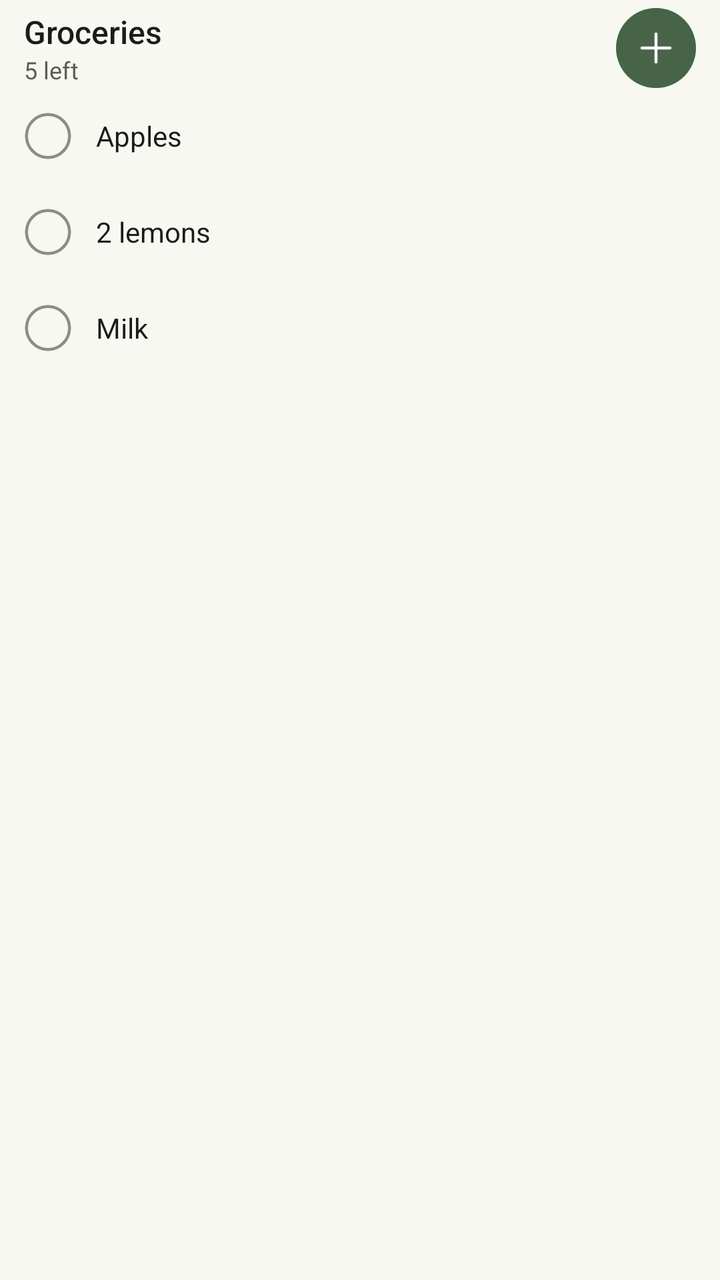
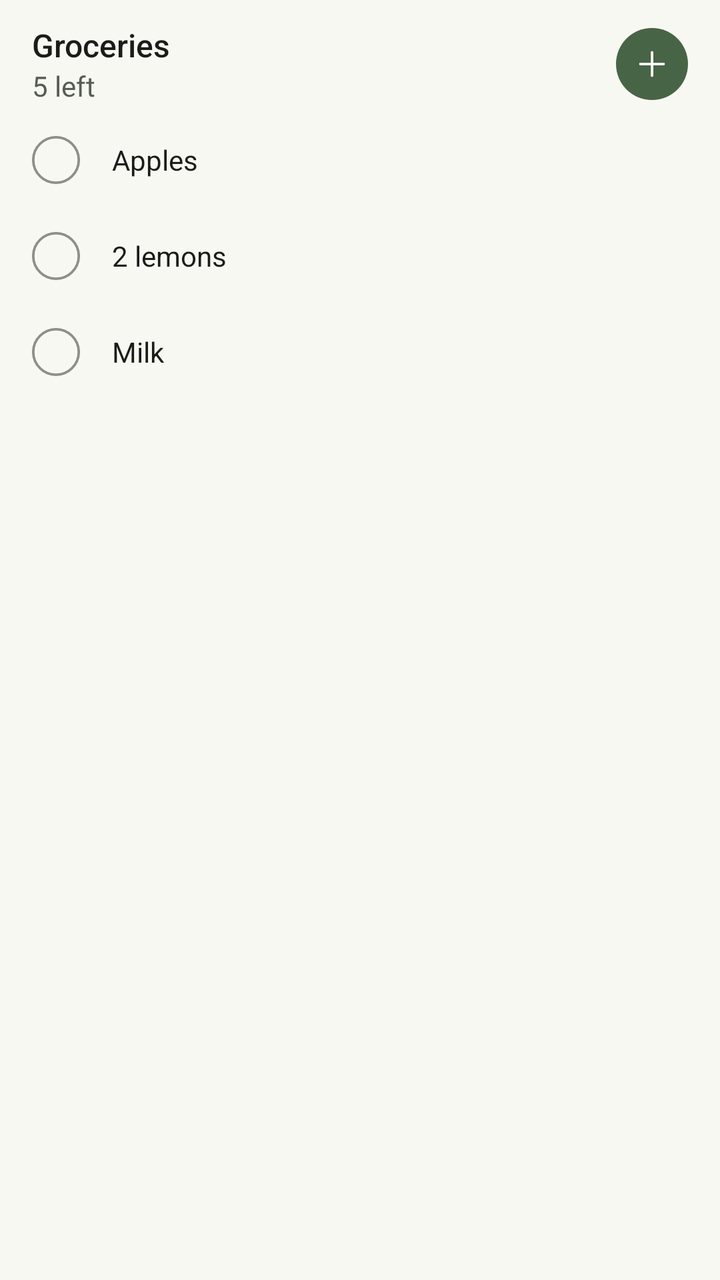

Screens rendered from an Android XML layout before and after an edit, with the pre-edit source and the edit as a unified diff.
<!-- AndroidManifest.xml: application theme Theme.Aroma -->
<!-- res/layout/widget_shopping_preview.xml -->
<?xml version="1.0" encoding="utf-8"?>
<LinearLayout xmlns:android="http://schemas.android.com/apk/res/android"
    xmlns:tools="http://schemas.android.com/tools"
    android:id="@android:id/background"
    android:layout_width="match_parent"
    android:layout_height="match_parent"
    android:background="@drawable/widget_paper"
    android:orientation="vertical">

    <LinearLayout
        android:layout_width="match_parent"
        android:layout_height="wrap_content"
        android:gravity="center_vertical"
        android:orientation="horizontal"
        android:paddingStart="12dp"
        android:paddingTop="4dp"
        android:paddingEnd="12dp">

        <LinearLayout
            android:layout_width="0dp"
            android:layout_height="wrap_content"
            android:layout_weight="1"
            android:orientation="vertical">

            <TextView
                android:layout_width="match_parent"
                android:layout_height="wrap_content"
                android:fontFamily="sans-serif-medium"
                android:maxLines="1"
                android:text="@string/widget_preview_list"
                android:textColor="@color/widget_ink"
                android:textSize="16sp" />

            <TextView
                android:layout_width="match_parent"
                android:layout_height="wrap_content"
                android:text="@string/widget_preview_left"
                android:textColor="@color/widget_soft_ink"
                android:textSize="12sp" />
        </LinearLayout>

        <ImageView
            android:layout_width="40dp"
            android:layout_height="40dp"
            android:background="@drawable/widget_circle"
            android:backgroundTint="@color/widget_button"
            android:contentDescription="@null"
            android:scaleType="center"
            android:src="@drawable/ic_add"
            android:tint="@color/widget_on_button"
            tools:ignore="UseAppTint" />
    </LinearLayout>

    <TextView
        style="@style/WidgetPreviewItem"
        android:text="@string/widget_preview_apples" />

    <TextView
        style="@style/WidgetPreviewItem"
        android:text="@string/widget_preview_lemons" />

    <TextView
        style="@style/WidgetPreviewItem"
        android:text="@string/widget_preview_milk" />
</LinearLayout>
<!-- resources referenced by this layout -->
<resources>
  <color name="widget_button">#FF486447</color>
  <color name="widget_ink">#FF1A1C18</color>
  <color name="widget_on_button">#FFFFFFFF</color>
  <color name="widget_soft_ink">#FF585D53</color>
  <!-- drawable ic_add (drawable) -->
  <?xml version="1.0" encoding="utf-8"?>
  <vector xmlns:android="http://schemas.android.com/apk/res/android"
      android:width="24dp"
      android:height="24dp"
      android:autoMirrored="false"
      android:tint="?attr/colorControlNormal"
      android:viewportWidth="24"
      android:viewportHeight="24">
      <path
          android:pathData="M12,5 V19 M5,12 H19"
          android:fillColor="#00000000"
          android:strokeColor="@android:color/white"
          android:strokeWidth="1.5"
          android:strokeLineCap="round"
          android:strokeLineJoin="round" />
  </vector>
  <!-- drawable widget_circle (drawable) -->
  <?xml version="1.0" encoding="utf-8"?>
  <shape xmlns:android="http://schemas.android.com/apk/res/android"
      android:shape="oval">
      <solid android:color="@android:color/black" />
  </shape>
  <!-- drawable widget_paper (drawable) -->
  <?xml version="1.0" encoding="utf-8"?>
  <shape xmlns:android="http://schemas.android.com/apk/res/android">
      <solid android:color="@color/widget_page" />
      <corners android:radius="16dp" />
  </shape>
  <string name="widget_preview_apples">Apples</string>
  <string name="widget_preview_left">5 left</string>
  <string name="widget_preview_lemons">2 lemons</string>
  <string name="widget_preview_list">Groceries</string>
  <string name="widget_preview_milk">Milk</string>
  <style name="WidgetPreviewItem">
          <item name="android:layout_width">match_parent</item>
          <item name="android:layout_height">wrap_content</item>
          <item name="android:drawableStart">@drawable/widget_check_off</item>
          <item name="android:drawablePadding">12dp</item>
          <item name="android:drawableTint">@color/widget_ring</item>
          <item name="android:gravity">center_vertical</item>
          <item name="android:maxLines">1</item>
          <item name="android:paddingHorizontal">12dp</item>
          <item name="android:paddingVertical">12dp</item>
          <item name="android:textColor">@color/widget_ink</item>
          <item name="android:textSize">14sp</item>
      </style>
  <style name="Theme.Aroma" parent="Theme.AppCompat.DayNight.NoActionBar">
          <item name="android:windowBackground">@color/window_background</item>
      </style>
  <color name="widget_page">#FFF8F8F3</color>
  <!-- drawable widget_check_off (drawable) -->
  <?xml version="1.0" encoding="utf-8"?>
  <vector xmlns:android="http://schemas.android.com/apk/res/android"
      android:width="24dp"
      android:height="24dp"
      android:viewportWidth="24"
      android:viewportHeight="24">
      <path
          android:pathData="M12,1.25 A10.75,10.75 0 1,1 12,22.75 A10.75,10.75 0 1,1 12,1.25 Z"
          android:fillColor="#00000000"
          android:strokeColor="@android:color/white"
          android:strokeWidth="1.5" />
  </vector>
  <color name="widget_ring">#FF8B9086</color>
  <color name="window_background">#FFF8F8F3</color>
</resources>

<!-- the commit's change to res/layout/widget_shopping_preview.xml (unified diff, before → after) -->
@@ -5,16 +5,17 @@
     android:layout_width="match_parent"
     android:layout_height="match_parent"
     android:background="@drawable/widget_paper"
-    android:orientation="vertical">
+    android:orientation="vertical"
+    android:paddingTop="8dp">
 
     <LinearLayout
         android:layout_width="match_parent"
-        android:layout_height="wrap_content"
+        android:layout_height="48dp"
+        android:baselineAligned="false"
         android:gravity="center_vertical"
         android:orientation="horizontal"
-        android:paddingStart="12dp"
-        android:paddingTop="4dp"
-        android:paddingEnd="12dp">
+        android:paddingStart="16dp"
+        android:paddingEnd="10dp">
 
         <LinearLayout
             android:layout_width="0dp"
@@ -25,30 +26,38 @@
             <TextView
                 android:layout_width="match_parent"
                 android:layout_height="wrap_content"
+                android:ellipsize="end"
                 android:fontFamily="sans-serif-medium"
                 android:maxLines="1"
                 android:text="@string/widget_preview_list"
-                android:textColor="@color/widget_ink"
+                android:textColor="@color/widget_on_surface"
                 android:textSize="16sp" />
 
             <TextView
                 android:layout_width="match_parent"
                 android:layout_height="wrap_content"
+                android:maxLines="1"
                 android:text="@string/widget_preview_left"
-                android:textColor="@color/widget_soft_ink"
-                android:textSize="12sp" />
+                android:textColor="@color/widget_on_surface_variant"
+                android:textSize="14sp" />
         </LinearLayout>
 
-        <ImageView
-            android:layout_width="40dp"
-            android:layout_height="40dp"
-            android:background="@drawable/widget_circle"
-            android:backgroundTint="@color/widget_button"
-            android:contentDescription="@null"
-            android:scaleType="center"
-            android:src="@drawable/ic_add"
-            android:tint="@color/widget_on_button"
-            tools:ignore="UseAppTint" />
+        <FrameLayout
+            android:layout_width="48dp"
+            android:layout_height="48dp">
+
+            <ImageView
+                android:layout_width="36dp"
+                android:layout_height="36dp"
+                android:layout_gravity="center"
+                android:background="@drawable/widget_circle"
+                android:backgroundTint="@color/widget_cta"
+                android:contentDescription="@null"
+                android:padding="8dp"
+                android:src="@drawable/ic_add"
+                android:tint="@color/widget_on_cta"
+                tools:ignore="UseAppTint" />
+        </FrameLayout>
     </LinearLayout>
 
     <TextView
<!-- resource entries referenced after the edit -->
@@ -1,9 +1,9 @@
 <!-- resources referenced by this layout -->
 <resources>
-  <color name="widget_button">#FF486447</color>
-  <color name="widget_ink">#FF1A1C18</color>
-  <color name="widget_on_button">#FFFFFFFF</color>
-  <color name="widget_soft_ink">#FF585D53</color>
+  <color name="widget_cta">#FF486447</color>
+  <color name="widget_on_cta">#FFFFFFFF</color>
+  <color name="widget_on_surface">#FF1A1C18</color>
+  <color name="widget_on_surface_variant">#FF585D53</color>
   <!-- drawable ic_add (drawable) -->
   <?xml version="1.0" encoding="utf-8"?>
   <vector xmlns:android="http://schemas.android.com/apk/res/android"
@@ -30,7 +30,7 @@
   <!-- drawable widget_paper (drawable) -->
   <?xml version="1.0" encoding="utf-8"?>
   <shape xmlns:android="http://schemas.android.com/apk/res/android">
-      <solid android:color="@color/widget_page" />
+      <solid android:color="@color/widget_background" />
       <corners android:radius="16dp" />
   </shape>
   <string name="widget_preview_apples">Apples</string>
@@ -42,19 +42,19 @@
           <item name="android:layout_width">match_parent</item>
           <item name="android:layout_height">wrap_content</item>
           <item name="android:drawableStart">@drawable/widget_check_off</item>
-          <item name="android:drawablePadding">12dp</item>
-          <item name="android:drawableTint">@color/widget_ring</item>
+          <item name="android:drawablePadding">16dp</item>
+          <item name="android:drawableTint">@color/widget_outline</item>
           <item name="android:gravity">center_vertical</item>
           <item name="android:maxLines">1</item>
-          <item name="android:paddingHorizontal">12dp</item>
+          <item name="android:paddingHorizontal">16dp</item>
           <item name="android:paddingVertical">12dp</item>
-          <item name="android:textColor">@color/widget_ink</item>
+          <item name="android:textColor">@color/widget_on_surface</item>
           <item name="android:textSize">14sp</item>
       </style>
   <style name="Theme.Aroma" parent="Theme.AppCompat.DayNight.NoActionBar">
           <item name="android:windowBackground">@color/window_background</item>
       </style>
-  <color name="widget_page">#FFF8F8F3</color>
+  <color name="widget_background">#FFF8F8F3</color>
   <!-- drawable widget_check_off (drawable) -->
   <?xml version="1.0" encoding="utf-8"?>
   <vector xmlns:android="http://schemas.android.com/apk/res/android"
@@ -63,12 +63,12 @@
       android:viewportWidth="24"
       android:viewportHeight="24">
       <path
-          android:pathData="M12,1.25 A10.75,10.75 0 1,1 12,22.75 A10.75,10.75 0 1,1 12,1.25 Z"
+          android:pathData="M12,0.625 A11.375,11.375 0 1,1 12,23.375 A11.375,11.375 0 1,1 12,0.625 Z"
           android:fillColor="#00000000"
           android:strokeColor="@android:color/white"
-          android:strokeWidth="1.5" />
+          android:strokeWidth="1.25" />
   </vector>
-  <color name="widget_ring">#FF8B9086</color>
+  <color name="widget_outline">#FF8B9086</color>
   <color name="window_background">#FFF8F8F3</color>
 </resources>
 
